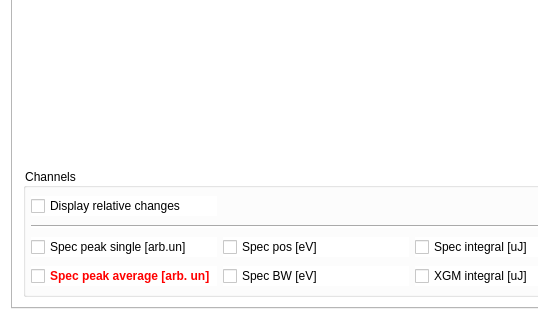
Above: gui/UILogger.ui from sergey-tomin/pyhirex before the change; both pictures show x 0 to 538 and y 541 to 861 of the 1223 by 861 pixel window. Below: the same form after it.
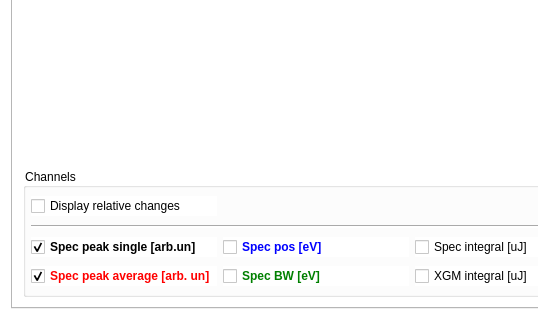
That is the form after the change.

Commit message: updated logger from raw version to v0.1

```diff
--- a/gui/UILogger.ui
+++ b/gui/UILogger.ui
@@ -149,6 +149,130 @@
           </item>
           <item row="7" column="1">
            <widget class="QCheckBox" name="chkbx_spec_BW">
+            <property name="palette">
+             <palette>
+              <active>
+               <colorrole role="WindowText">
+                <brush brushstyle="SolidPattern">
+                 <color alpha="255">
+                  <red>0</red>
+                  <green>128</green>
+                  <blue>0</blue>
+                 </color>
+                </brush>
+               </colorrole>
+               <colorrole role="Button">
+                <brush brushstyle="SolidPattern">
+                 <color alpha="255">
+                  <red>255</red>
+                  <green>255</green>
+                  <blue>255</blue>
+                 </color>
+                </brush>
+               </colorrole>
+               <colorrole role="Base">
+                <brush brushstyle="SolidPattern">
+                 <color alpha="255">
+                  <red>255</red>
+                  <green>255</green>
+                  <blue>255</blue>
+                 </color>
+                </brush>
+               </colorrole>
+               <colorrole role="Window">
+                <brush brushstyle="SolidPattern">
+                 <color alpha="255">
+                  <red>255</red>
+                  <green>255</green>
+                  <blue>255</blue>
+                 </color>
+                </brush>
+               </colorrole>
+              </active>
+              <inactive>
+               <colorrole role="WindowText">
+                <brush brushstyle="SolidPattern">
+                 <color alpha="255">
+                  <red>0</red>
+                  <green>128</green>
+                  <blue>0</blue>
+                 </color>
+                </brush>
+               </colorrole>
+               <colorrole role="Button">
+                <brush brushstyle="SolidPattern">
+                 <color alpha="255">
+                  <red>255</red>
+                  <green>255</green>
+                  <blue>255</blue>
+                 </color>
+                </brush>
+               </colorrole>
+               <colorrole role="Base">
+                <brush brushstyle="SolidPattern">
+                 <color alpha="255">
+                  <red>255</red>
+                  <green>255</green>
+                  <blue>255</blue>
+                 </color>
+                </brush>
+               </colorrole>
+               <colorrole role="Window">
+                <brush brushstyle="SolidPattern">
+                 <color alpha="255">
+                  <red>255</red>
+                  <green>255</green>
+                  <blue>255</blue>
+                 </color>
+                </brush>
+               </colorrole>
+              </inactive>
+              <disabled>
+               <colorrole role="WindowText">
+                <brush brushstyle="SolidPattern">
+                 <color alpha="255">
+                  <red>144</red>
+                  <green>144</green>
+                  <blue>144</blue>
+                 </color>
+                </brush>
+               </colorrole>
+               <colorrole role="Button">
+                <brush brushstyle="SolidPattern">
+                 <color alpha="255">
+                  <red>255</red>
+                  <green>255</green>
+                  <blue>255</blue>
+                 </color>
+                </brush>
+               </colorrole>
+               <colorrole role="Base">
+                <brush brushstyle="SolidPattern">
+                 <color alpha="255">
+                  <red>255</red>
+                  <green>255</green>
+                  <blue>255</blue>
+                 </color>
+                </brush>
+               </colorrole>
+               <colorrole role="Window">
+                <brush brushstyle="SolidPattern">
+                 <color alpha="255">
+                  <red>255</red>
+                  <green>255</green>
+                  <blue>255</blue>
+                 </color>
+                </brush>
+               </colorrole>
+              </disabled>
+             </palette>
+            </property>
+            <property name="font">
+             <font>
+              <weight>75</weight>
+              <bold>true</bold>
+             </font>
+            </property>
             <property name="text">
              <string>Spec BW [eV]</string>
             </property>
@@ -330,17 +454,117 @@
             </property>
             <property name="font">
              <font>
-              <weight>50</weight>
-              <bold>false</bold>
+              <weight>75</weight>
+              <bold>true</bold>
              </font>
             </property>
             <property name="text">
              <string>Spec peak single [arb.un]</string>
             </property>
+            <property name="checked">
+             <bool>true</bool>
+            </property>
            </widget>
           </item>
           <item row="6" column="1">
            <widget class="QCheckBox" name="chkbx_spec_pos">
+            <property name="palette">
+             <palette>
+              <active>
+               <colorrole role="WindowText">
+                <brush brushstyle="SolidPattern">
+                 <color alpha="255">
+                  <red>0</red>
+                  <green>0</green>
+                  <blue>255</blue>
+                 </color>
+                </brush>
+               </colorrole>
+               <colorrole role="Text">
+                <brush brushstyle="SolidPattern">
+                 <color alpha="255">
+                  <red>0</red>
+                  <green>0</green>
+                  <blue>0</blue>
+                 </color>
+                </brush>
+               </colorrole>
+               <colorrole role="ButtonText">
+                <brush brushstyle="SolidPattern">
+                 <color alpha="255">
+                  <red>0</red>
+                  <green>0</green>
+                  <blue>0</blue>
+                 </color>
+                </brush>
+               </colorrole>
+              </active>
+              <inactive>
+               <colorrole role="WindowText">
+                <brush brushstyle="SolidPattern">
+                 <color alpha="255">
+                  <red>0</red>
+                  <green>0</green>
+                  <blue>255</blue>
+                 </color>
+                </brush>
+               </colorrole>
+               <colorrole role="Text">
+                <brush brushstyle="SolidPattern">
+                 <color alpha="255">
+                  <red>0</red>
+                  <green>0</green>
+                  <blue>0</blue>
+                 </color>
+                </brush>
+               </colorrole>
+               <colorrole role="ButtonText">
+                <brush brushstyle="SolidPattern">
+                 <color alpha="255">
+                  <red>0</red>
+                  <green>0</green>
+                  <blue>0</blue>
+                 </color>
+                </brush>
+               </colorrole>
+              </inactive>
+              <disabled>
+               <colorrole role="WindowText">
+                <brush brushstyle="SolidPattern">
+                 <color alpha="255">
+                  <red>144</red>
+                  <green>144</green>
+                  <blue>144</blue>
+                 </color>
+                </brush>
+               </colorrole>
+               <colorrole role="Text">
+                <brush brushstyle="SolidPattern">
+                 <color alpha="255">
+                  <red>144</red>
+                  <green>144</green>
+                  <blue>144</blue>
+                 </color>
+                </brush>
+               </colorrole>
+               <colorrole role="ButtonText">
+                <brush brushstyle="SolidPattern">
+                 <color alpha="255">
+                  <red>144</red>
+                  <green>144</green>
+                  <blue>144</blue>
+                 </color>
+                </brush>
+               </colorrole>
+              </disabled>
+             </palette>
+            </property>
+            <property name="font">
+             <font>
+              <weight>75</weight>
+              <bold>true</bold>
+             </font>
+            </property>
             <property name="text">
              <string>Spec pos [eV]</string>
             </property>
@@ -482,6 +706,9 @@
             <property name="text">
              <string>Spec peak average [arb. un]</string>
             </property>
+            <property name="checked">
+             <bool>true</bool>
+            </property>
            </widget>
           </item>
           <item row="4" column="0" colspan="3">
```
Left out of the diff: 172 changed lines with no effect on the pictures. The commit also changes 4 other files.
